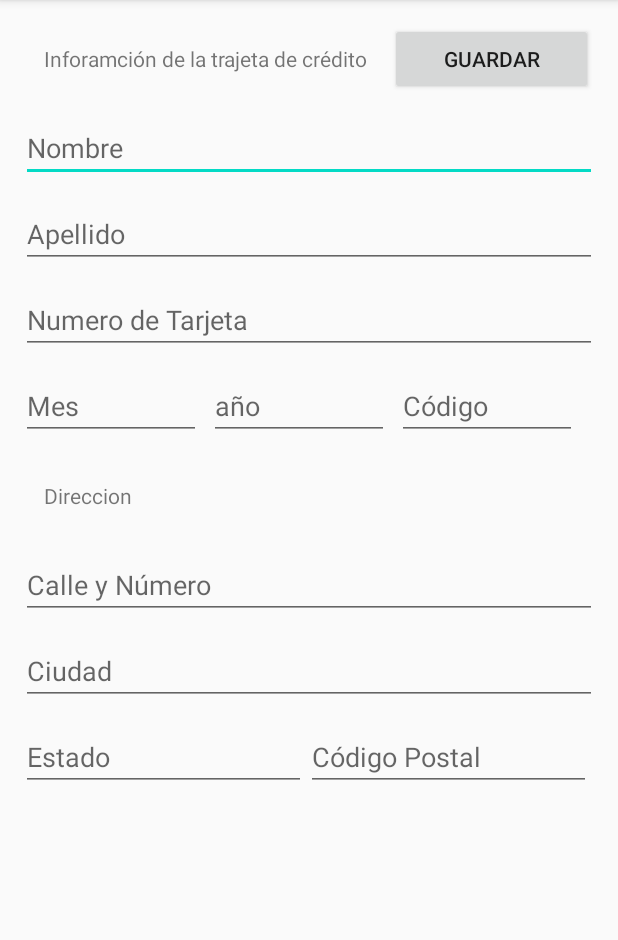
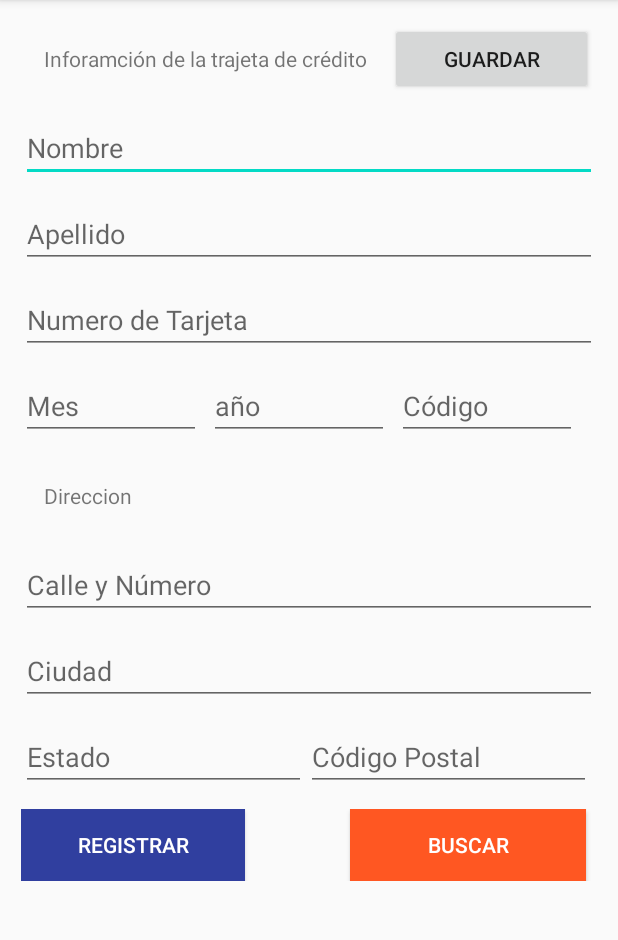
Before and after one commit to Jasongold7/TrabajoCard, an Android app: the screen it shows after launch (MainActivity), on a phone screen of 412 x 824 dp, the part 84-1024 px from its top. Run offline under Robolectric (Android 15) with nearby library versions, the phone set to English and light mode, and no system bars.

```diff
--- a/app/src/main/java/com/example/creditcardform/MainActivity.java
+++ b/app/src/main/java/com/example/creditcardform/MainActivity.java
@@ -2,23 +2,69 @@ package com.example.creditcardform;
 
 import androidx.appcompat.app.AppCompatActivity;
 
+import android.content.ContentValues;
 import android.content.Intent;
+import android.database.Cursor;
+import android.database.sqlite.SQLiteDatabase;
 import android.os.Bundle;
+import android.util.Log;
 import android.view.View;
 import android.widget.Button;
 import android.widget.EditText;
 import android.widget.TextView;
+import android.widget.Toast;
 
-public class MainActivity extends AppCompatActivity {
+
+public class MainActivity extends AppCompatActivity implements View.OnClickListener {
     private Button bActividad;
+    private Button bRegistrar;
     private EditText texto;
+    private Button bBuscar;
+
+    private EditText etRegistroNombre;
+    private EditText etRegistroApellido;
+    private EditText etRegistronTarjeta;
+    private EditText etRegistroMes;
+    private EditText etRegistroAnho;
+    private EditText etRegistroCodigo;
+    private EditText etRegistroCalle;
+    private EditText etRegistroCiudad;
+    private EditText etRegistroEstado;
+    private EditText etRegistrocPostal;
+
+    private Tarjeta tarjeta;
     @Override
     protected void onCreate(Bundle savedInstanceState) {
         super.onCreate(savedInstanceState);
         setContentView(R.layout.activity_main);
+        bRegistrar =  (Button) findViewById(R.id.botonR);
+        bActividad = (Button) findViewById(R.id.botonG);
+        bBuscar = (Button) findViewById(R.id.botonB);
 
-        bActividad = (Button) findViewById(R.id.botonG);
+        this.etRegistroNombre = findViewById(R.id.Nombre);
+        this.etRegistroApellido = findViewById(R.id.Apellido);
+        this.etRegistronTarjeta = findViewById(R.id.TarjetaN);
+        this.etRegistroMes = findViewById(R.id.Mes);
+        this.etRegistroAnho = findViewById(R.id.Anho);
+        this.etRegistroCodigo = findViewById(R.id.Codigo);
+        this.etRegistroCalle = findViewById(R.id.Calle);
+        this.etRegistroCiudad = findViewById(R.id.Ciudad);
+        this.etRegistroEstado = findViewById(R.id.Estado);
+        this.etRegistrocPostal = findViewById(R.id.CodiP);
 
+
+        bRegistrar.setOnClickListener(new View.OnClickListener() {
+            @Override
+            public void onClick(View view) {
+                switch (view.getId()){
+                    case R.id.botonR:
+                        Intent registroIntent = new Intent(MainActivity.this, Registro.class);
+                        startActivity(registroIntent);
+                        // Toast.makeText(this, "Se oprimio", Toast.LENGTH_LONG).show();
+                        break;
+                }
+            }
+        });
         bActividad.setOnClickListener(new View.OnClickListener() {
             @Override
             public void onClick(View view) {
@@ -37,4 +83,16 @@ public class MainActivity extends AppCompatActivity {
             }
         });
     }
+
+
+    @Override
+    public void onClick(View v) {
+        switch (v.getId()){
+            case R.id.botonR:
+                Intent registroIntent = new Intent(MainActivity.this, Registro.class);
+                startActivity(registroIntent);
+                // Toast.makeText(this, "Se oprimio", Toast.LENGTH_LONG).show();
+                break;
+        }
+    }
 }
--- a/app/src/main/res/layout/activity_main.xml
+++ b/app/src/main/res/layout/activity_main.xml
@@ -1,11 +1,11 @@
 <ScrollView xmlns:android="http://schemas.android.com/apk/res/android"
+    xmlns:tools="http://schemas.android.com/tools"
     android:layout_width="match_parent"
     android:layout_height="match_parent"
     android:fillViewport="true">
-<LinearLayout xmlns:android="http://schemas.android.com/apk/res/android"
+<LinearLayout
     android:layout_height="match_parent"
     android:layout_width="match_parent"
-    xmlns:tools="http://schemas.android.com/tools"
     android:orientation="vertical"
     tools:context=".MainActivity"
     android:padding="14dp"
@@ -123,5 +123,28 @@
             android:hint="Código Postal"
             android:inputType="number"/>
     </LinearLayout>
+    <LinearLayout
+        android:layout_width="match_parent"
+        android:layout_height="wrap_content"
+        android:layout_marginTop="12dp">
+
+        <Button
+            android:id="@+id/botonR"
+            android:layout_width="149dp"
+            android:layout_height="wrap_content"
+            android:textColor="#FFFFFF"
+            android:background="#303F9F"
+            android:layout_marginRight="30dp"
+            android:text="Registrar" />
+
+        <Button
+            android:id="@+id/botonB"
+            android:layout_width="157dp"
+            android:layout_height="wrap_content"
+            android:textColor="#FFFFFF"
+            android:background="#FF5722"
+            android:layout_marginLeft="40dp"
+            android:text="Buscar" />
+    </LinearLayout>
 </LinearLayout>
 </ScrollView>
```
Also changed, not shown: app/src/main/java/com/example/creditcardform/Conexion.java (added, +23 -0 lines), app/src/main/java/com/example/creditcardform/Registro.java (added, +154 -0 lines), app/src/main/java/com/example/creditcardform/Tarjeta.java (added, +111 -0 lines), app/src/main/res/layout/layout3.xml (added, +53 -0 lines).
